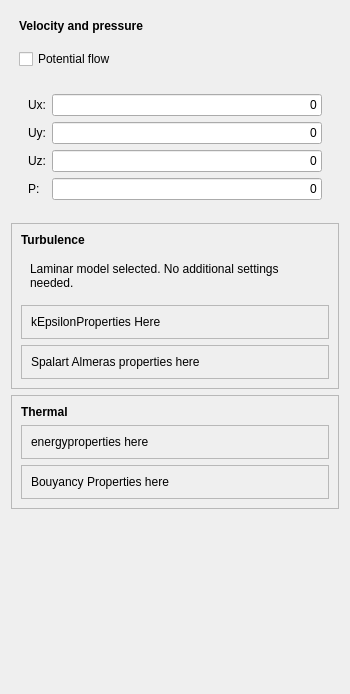
Above: TaskPanelCfdInitialiseInternalField.ui from jaheyns/CfdOF before the change. Below: the same form after it.
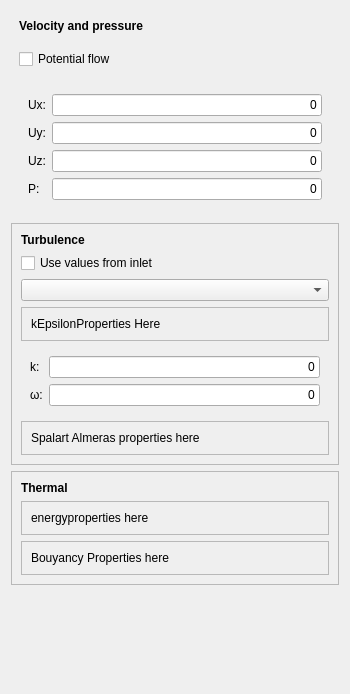
That is the form after the change. Custom widgets are drawn as their Qt base class.

```diff
--- a/TaskPanelCfdInitialiseInternalField.ui
+++ b/TaskPanelCfdInitialiseInternalField.ui
@@ -328,26 +328,114 @@
       <enum>QFrame::Raised</enum>
      </property>
      <layout class="QGridLayout" name="gridLayout_4">
+      <item row="1" column="0">
+       <widget class="QCheckBox" name="checkUseInletValues">
+        <property name="text">
+         <string>Use values from inlet</string>
+        </property>
+       </widget>
+      </item>
+      <item row="4" column="0">
+       <widget class="QFrame" name="kOmegaSSTFrame">
+        <property name="frameShape">
+         <enum>QFrame::NoFrame</enum>
+        </property>
+        <property name="frameShadow">
+         <enum>QFrame::Raised</enum>
+        </property>
+        <layout class="QGridLayout" name="gridLayout">
+         <item row="0" column="0">
+          <widget class="QLabel" name="label">
+           <property name="text">
+            <string>k:</string>
+           </property>
+          </widget>
+         </item>
+         <item row="0" column="1">
+          <widget class="Gui::InputField" name="inputk">
+           <property name="sizePolicy">
+            <sizepolicy hsizetype="MinimumExpanding" vsizetype="Fixed">
+             <horstretch>0</horstretch>
+             <verstretch>0</verstretch>
+            </sizepolicy>
+           </property>
+           <property name="minimumSize">
+            <size>
+             <width>80</width>
+             <height>20</height>
+            </size>
+           </property>
+           <property name="text">
+            <string>0</string>
+           </property>
+           <property name="alignment">
+            <set>Qt::AlignRight|Qt::AlignTrailing|Qt::AlignVCenter</set>
+           </property>
+           <property name="singleStep" stdset="0">
+            <double>0.001000000000000</double>
+           </property>
+           <property name="minimum" stdset="0">
+            <double>0.000000000000000</double>
+           </property>
+           <property name="unit" stdset="0">
+            <string notr="true">m^2/s^2</string>
+           </property>
+           <property name="decimals" stdset="0">
+            <number>5</number>
+           </property>
+           <property name="value" stdset="0">
+            <double>0.000000000000000</double>
+           </property>
+          </widget>
+         </item>
+         <item row="1" column="0">
+          <widget class="QLabel" name="label_6">
+           <property name="text">
+            <string>ω:</string>
+           </property>
+          </widget>
+         </item>
+         <item row="1" column="1">
+          <widget class="Gui::InputField" name="inputOmega">
+           <property name="sizePolicy">
+            <sizepolicy hsizetype="Preferred" vsizetype="Fixed">
+             <horstretch>0</horstretch>
+             <verstretch>0</verstretch>
+            </sizepolicy>
+           </property>
+           <property name="minimumSize">
+            <size>
+             <width>80</width>
+             <height>20</height>
+            </size>
+           </property>
+           <property name="text">
+            <string>0</string>
+           </property>
+           <property name="alignment">
+            <set>Qt::AlignRight|Qt::AlignTrailing|Qt::AlignVCenter</set>
+           </property>
+           <property name="singleStep" stdset="0">
+            <double>0.100000000000000</double>
+           </property>
+           <property name="minimum" stdset="0">
+            <double>0.000000000000000</double>
+           </property>
+           <property name="unit" stdset="0">
+            <string notr="true">rad/s</string>
+           </property>
+           <property name="decimals" stdset="0">
+            <number>5</number>
+           </property>
+           <property name="value" stdset="0">
+            <double>0.000000000000000</double>
+           </property>
+          </widget>
+         </item>
+        </layout>
+       </widget>
+      </item>
       <item row="3" column="0">
-       <widget class="QFrame" name="SpalartAlmerasFrame">
-        <property name="frameShape">
-         <enum>QFrame::StyledPanel</enum>
-        </property>
-        <property name="frameShadow">
-         <enum>QFrame::Raised</enum>
-        </property>
-        <layout class="QGridLayout" name="gridLayout_6">
-         <item row="0" column="0">
-          <widget class="QLabel" name="label_11">
-           <property name="text">
-            <string>Spalart Almeras properties here</string>
-           </property>
-          </widget>
-         </item>
-        </layout>
-       </widget>
-      </item>
-      <item row="2" column="0">
        <widget class="QFrame" name="kEpsilonFrame">
         <property name="frameShape">
          <enum>QFrame::StyledPanel</enum>
@@ -366,28 +454,6 @@
         </layout>
        </widget>
       </item>
-      <item row="1" column="0">
-       <widget class="QFrame" name="laminarFrame">
-        <property name="frameShape">
-         <enum>QFrame::NoFrame</enum>
-        </property>
-        <property name="frameShadow">
-         <enum>QFrame::Raised</enum>
-        </property>
-        <layout class="QGridLayout" name="gridLayout_8">
-         <item row="0" column="0">
-          <widget class="QLabel" name="laminarText">
-           <property name="text">
-            <string>Laminar model selected. No additional settings needed.</string>
-           </property>
-           <property name="wordWrap">
-            <bool>true</bool>
-           </property>
-          </widget>
-         </item>
-        </layout>
-       </widget>
-      </item>
       <item row="0" column="0">
        <widget class="QLabel" name="label_12">
         <property name="font">
@@ -404,6 +470,28 @@
         </property>
        </widget>
       </item>
+      <item row="5" column="0">
+       <widget class="QFrame" name="SpalartAlmerasFrame">
+        <property name="frameShape">
+         <enum>QFrame::StyledPanel</enum>
+        </property>
+        <property name="frameShadow">
+         <enum>QFrame::Raised</enum>
+        </property>
+        <layout class="QGridLayout" name="gridLayout_6">
+         <item row="0" column="0">
+          <widget class="QLabel" name="label_11">
+           <property name="text">
+            <string>Spalart Almeras properties here</string>
+           </property>
+          </widget>
+         </item>
+        </layout>
+       </widget>
+      </item>
+      <item row="2" column="0">
+       <widget class="QComboBox" name="comboInlets"/>
+      </item>
      </layout>
     </widget>
    </item>
```
Left out of the diff: 26 changed lines with no effect on the pictures.
